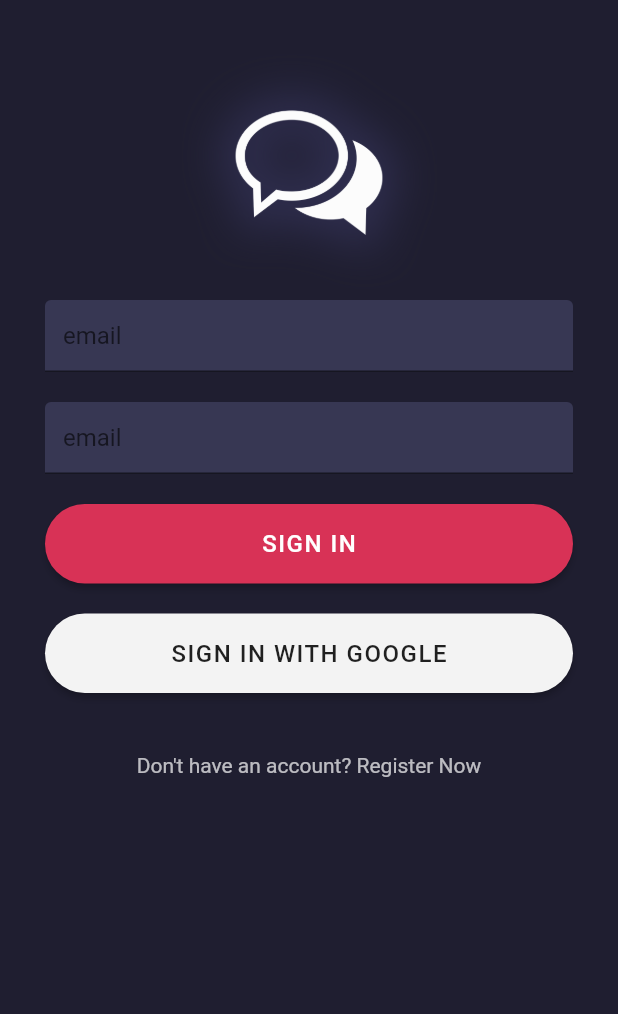
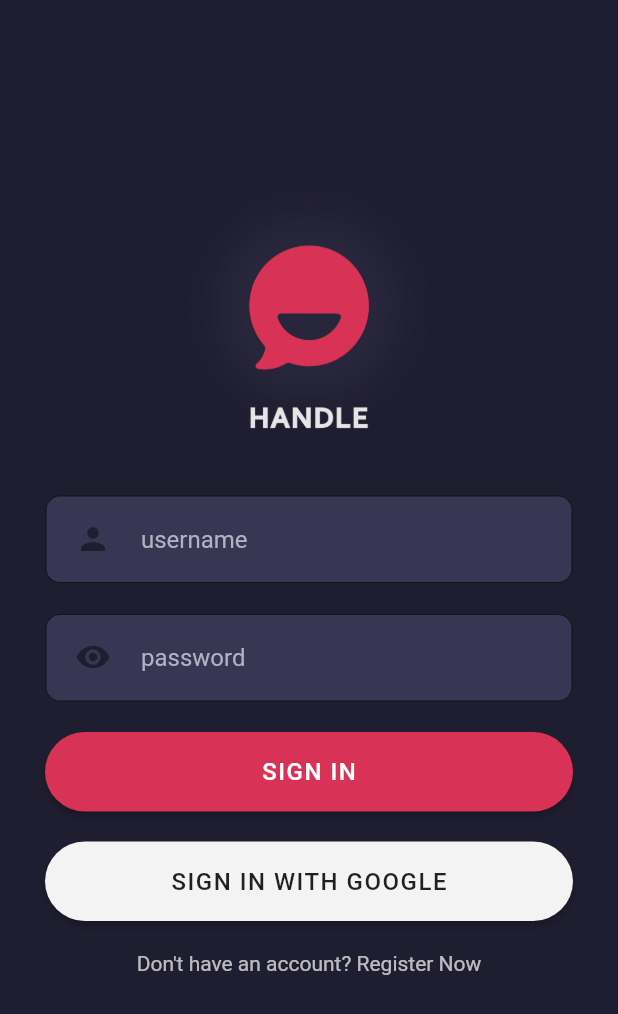
Before and after one commit to johnuberbacher/flutter_sendly_chat, a Flutter app: the screen it shows after launch, on a phone screen of 412 x 824 dp. Shown: the top 1014 px of the screen. Run offline on Flutter 3.47's test engine with Material 2 defaults, Android fonts, the phone set to English and light mode, and no system bars.

Commit message:
UI Udates for Sign In Screen

```diff
--- a/lib/views/signIn.dart
+++ b/lib/views/signIn.dart
@@ -12,35 +12,31 @@ class _SignInState extends State<SignIn> {
     return Scaffold(
       backgroundColor: Color(0xFF1f1e30),
       // appBar: appBarMain(context),
-      body: Container(
-        width: double.infinity,
-        margin: const EdgeInsets.all(30.0),
-        child: ScrollConfiguration(
-          behavior: new ScrollBehavior()
-            ..buildViewportChrome(context, null, AxisDirection.down),
-          child: SingleChildScrollView(
+      body: ScrollConfiguration(
+        behavior: new ScrollBehavior()
+          ..buildViewportChrome(context, null, AxisDirection.down),
+        child: SingleChildScrollView(
+          child: Container(
+            width: double.infinity,
+            margin: const EdgeInsets.all(30.0),
             child: Column(
               mainAxisAlignment: MainAxisAlignment.center,
               crossAxisAlignment: CrossAxisAlignment.center,
               children: [
-                Image.asset('assets/icons/handle-chat-logo-shadow.png',
-                    width: 170.0),
+                Container(
+                  margin: const EdgeInsets.only(top: 90.0, bottom: 40.0),
+                  child: Image.asset('assets/icons/handle-chat-logo-shadow.png',
+                      width: 170.0),
+                ),
                 Container(
                   margin: const EdgeInsets.only(
                     bottom: 20.0,
                   ),
                   width: double.infinity,
                   child: TextField(
+                    style: TextStyle(color: Colors.white),
                     autofocus: false,
-                    decoration: InputDecoration(
-                      filled: true,
-                      fillColor: Color(0xFF373753),
-                      hintText: "email",
-                      focusedBorder: OutlineInputBorder(
-                        borderSide: BorderSide(color: Colors.white),
-                        borderRadius: BorderRadius.circular(5),
-                      ),
-                    ),
+                    decoration: usernameTextFieldInputDecoration('username'),
                   ),
                 ),
                 Container(
@@ -49,16 +45,9 @@ class _SignInState extends State<SignIn> {
                   ),
                   width: double.infinity,
                   child: TextField(
+                    style: TextStyle(color: Colors.white),
                     autofocus: false,
-                    decoration: InputDecoration(
-                      filled: true,
-                      fillColor: Color(0xFF373753),
-                      hintText: "email",
-                      focusedBorder: OutlineInputBorder(
-                        borderSide: BorderSide(color: Colors.white),
-                        borderRadius: BorderRadius.circular(5),
-                      ),
-                    ),
+                    decoration: textFieldInputDecoration('password'),
                   ),
                 ),
                 Container(
@@ -90,7 +79,7 @@ class _SignInState extends State<SignIn> {
                 ),
                 Container(
                   margin: const EdgeInsets.only(
-                    bottom: 40.0,
+                    bottom: 20.0,
                   ),
                   width: double.infinity,
                   child: RaisedButton(
--- a/lib/widgets/widget.dart
+++ b/lib/widgets/widget.dart
@@ -3,3 +3,63 @@ import 'package:flutter/material.dart';
 Widget appBarMain(BuildContext context) {
   return AppBar();
 }
+
+InputDecoration usernameTextFieldInputDecoration(String hintText) {
+  return InputDecoration(
+    contentPadding: const EdgeInsets.all(20.0),
+    border: new OutlineInputBorder(
+      borderRadius: BorderRadius.circular(10),
+    ),
+    filled: true,
+    fillColor: Color(0xFF373753),
+    prefixIcon: Padding(
+      padding: const EdgeInsets.only(
+        right: 20.0,
+        left: 20.0,
+        bottom: 1.0,
+      ),
+      child: Icon(
+        Icons.person,
+        color: Color(0xFF1f1e30),
+      ),
+    ),
+    hintText: hintText,
+    hintStyle: TextStyle(
+      color: Color(0xFFb1b2c4),
+    ),
+    focusedBorder: OutlineInputBorder(
+      borderSide: BorderSide(color: Colors.white38),
+      borderRadius: BorderRadius.circular(10),
+    ),
+  );
+}
+
+InputDecoration textFieldInputDecoration(String hintText) {
+  return InputDecoration(
+    contentPadding: const EdgeInsets.all(20.0),
+    border: new OutlineInputBorder(
+      borderRadius: BorderRadius.circular(10),
+    ),
+    filled: true,
+    fillColor: Color(0xFF373753),
+    hintText: hintText,
+    prefixIcon: Padding(
+      padding: const EdgeInsets.only(
+        right: 20.0,
+        left: 20.0,
+        bottom: 1.0,
+      ),
+      child: Icon(
+        Icons.remove_red_eye,
+        color: Color(0xFF1f1e30),
+      ),
+    ),
+    hintStyle: TextStyle(
+      color: Color(0xFFb1b2c4),
+    ),
+    focusedBorder: OutlineInputBorder(
+      borderSide: BorderSide(color: Colors.white38),
+      borderRadius: BorderRadius.circular(10),
+    ),
+  );
+}
```
Also changed, not shown: assets/icons/handle-chat-logo-shadow.png, 1 other file.
